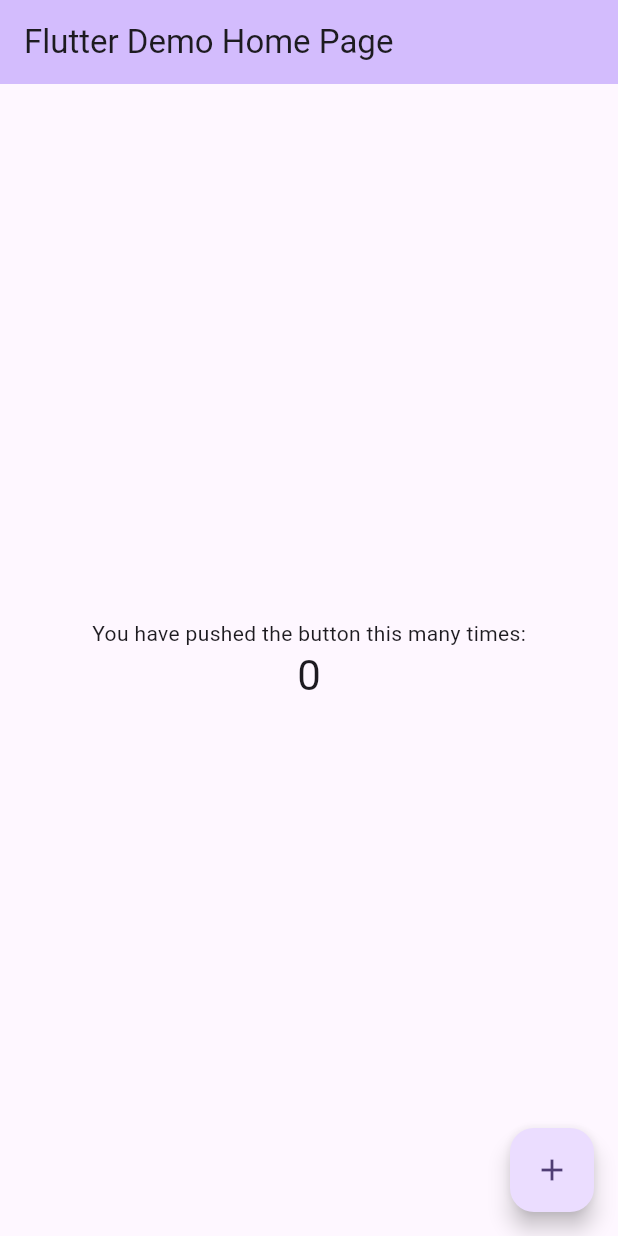
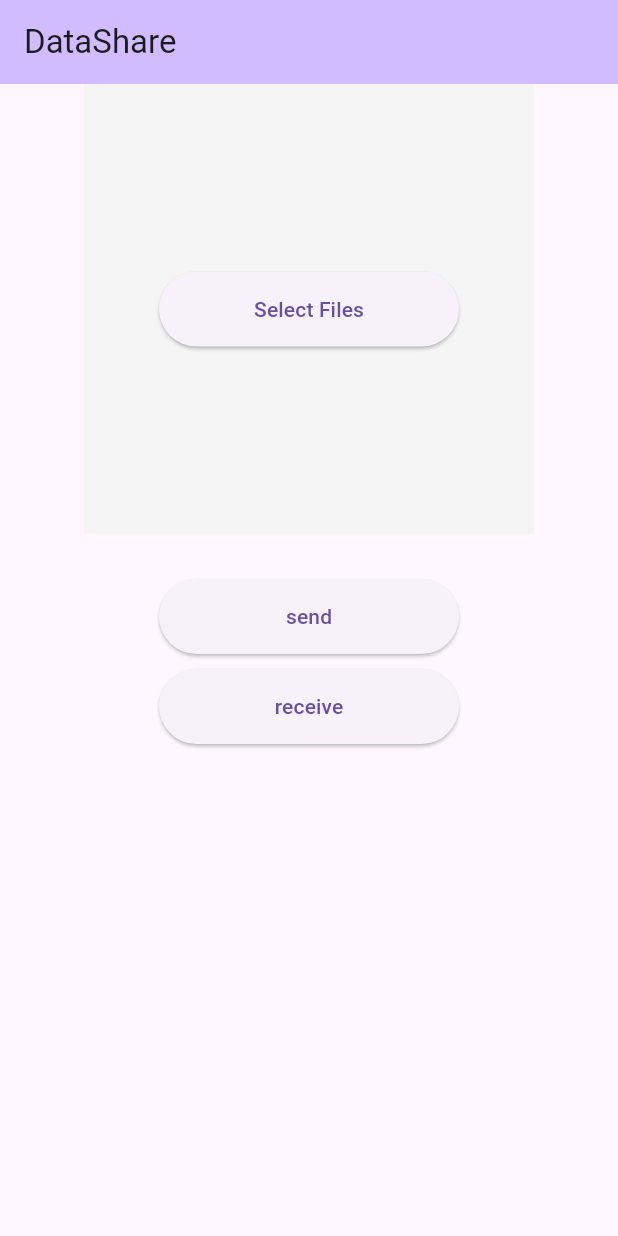
Before and after one commit to RithunrajCeiyone/NFC_DataShare, a Flutter app: the screen it shows after launch, on a phone screen of 412 x 824 dp. Run offline on Flutter 3.47's test engine with Material 3 defaults, Android fonts, the phone set to English and light mode, and no system bars.

Commit message:
added Ui

```diff
--- /dev/null
+++ b/nfc_datashare/lib/homepage/pages/home_page.dart
@@ -0,0 +1,46 @@
+import 'package:flutter/material.dart';
+import 'package:nfc_datashare/homepage/widgets/homepage_button.dart';
+
+class MyHomePage extends StatefulWidget {
+  const MyHomePage({super.key});
+
+  @override
+  State<MyHomePage> createState() => _MyHomePageState();
+}
+
+class _MyHomePageState extends State<MyHomePage> {
+  @override
+  Widget build(BuildContext context) {
+    return Scaffold(
+      appBar: AppBar(
+        backgroundColor: Theme.of(context).colorScheme.inversePrimary,
+        title: const Text("DataShare"),
+      ),
+      body: Center(
+        child: Column(
+          mainAxisAlignment: MainAxisAlignment.start,
+          children: <Widget>[
+            Container(
+              alignment: Alignment.center,
+              width: 300,
+              height: 300,
+              color: Colors.grey[100],
+              child: HomeButton(
+                onPress: () {},
+                textOnButton: "Select Files",
+              ),
+            ),
+            const SizedBox(
+              height: 30,
+            ),
+            HomeButton(onPress: () {}, textOnButton: "send"),
+            const SizedBox(
+              height: 10,
+            ),
+            HomeButton(onPress: () {}, textOnButton: "receive"),
+          ],
+        ),
+      ),
+    );
+  }
+}
--- /dev/null
+++ b/nfc_datashare/lib/homepage/widgets/homepage_button.dart
@@ -0,0 +1,19 @@
+import 'package:flutter/material.dart';
+
+class HomeButton extends StatelessWidget {
+  final String textOnButton;
+  final VoidCallback onPress;
+  const HomeButton(
+      {super.key, required this.onPress, required this.textOnButton});
+
+  @override
+  Widget build(BuildContext context) {
+    return ElevatedButton(
+      style: const ButtonStyle(
+        fixedSize: MaterialStatePropertyAll(Size(200, 50)),
+      ),
+      onPressed: onPress,
+      child: Text(textOnButton),
+    );
+  }
+}
--- a/nfc_datashare/lib/main.dart
+++ b/nfc_datashare/lib/main.dart
@@ -1,4 +1,5 @@
 import 'package:flutter/material.dart';
+import 'package:nfc_datashare/homepage/pages/home_page.dart';
 
 void main() {
   runApp(const MyApp());
@@ -7,119 +8,10 @@
 class MyApp extends StatelessWidget {
   const MyApp({super.key});
 
-  // This widget is the root of your application.
   @override
   Widget build(BuildContext context) {
-    return MaterialApp(
-      title: 'Flutter Demo',
-      theme: ThemeData(
-        // This is the theme of your application.
-        //
-        // TRY THIS: Try running your application with "flutter run". You'll see
-        // the application has a purple toolbar. Then, without quitting the app,
-        // try changing the seedColor in the colorScheme below to Colors.green
-        // and then invoke "hot reload" (save your changes or press the "hot
-        // reload" button in a Flutter-supported IDE, or press "r" if you used
-        // the command line to start the app).
-        //
-        // Notice that the counter didn't reset back to zero; the application
-        // state is not lost during the reload. To reset the state, use hot
-        // restart instead.
-        //
-        // This works for code too, not just values: Most code changes can be
-        // tested with just a hot reload.
-        colorScheme: ColorScheme.fromSeed(seedColor: Colors.deepPurple),
-        useMaterial3: true,
-      ),
-      home: const MyHomePage(title: 'Flutter Demo Home Page'),
+    return const MaterialApp(
+      home: MyHomePage(),
     );
   }
 }
-
-class MyHomePage extends StatefulWidget {
-  const MyHomePage({super.key, required this.title});
-
-  // This widget is the home page of your application. It is stateful, meaning
-  // that it has a State object (defined below) that contains fields that affect
-  // how it looks.
-
-  // This class is the configuration for the state. It holds the values (in this
-  // case the title) provided by the parent (in this case the App widget) and
-  // used by the build method of the State. Fields in a Widget subclass are
-  // always marked "final".
-
-  final String title;
-
-  @override
-  State<MyHomePage> createState() => _MyHomePageState();
-}
-
-class _MyHomePageState extends State<MyHomePage> {
-  int _counter = 0;
-
-  void _incrementCounter() {
-    setState(() {
-      // This call to setState tells the Flutter framework that something has
-      // changed in this State, which causes it to rerun the build method below
-      // so that the display can reflect the updated values. If we changed
-      // _counter without calling setState(), then the build method would not be
-      // called again, and so nothing would appear to happen.
-      _counter++;
-    });
-  }
-
-  @override
-  Widget build(BuildContext context) {
-    // This method is rerun every time setState is called, for instance as done
-    // by the _incrementCounter method above.
-    //
-    // The Flutter framework has been optimized to make rerunning build methods
-    // fast, so that you can just rebuild anything that needs updating rather
-    // than having to individually change instances of widgets.
-    return Scaffold(
-      appBar: AppBar(
-        // TRY THIS: Try changing the color here to a specific color (to
-        // Colors.amber, perhaps?) and trigger a hot reload to see the AppBar
-        // change color while the other colors stay the same.
-        backgroundColor: Theme.of(context).colorScheme.inversePrimary,
-        // Here we take the value from the MyHomePage object that was created by
-        // the App.build method, and use it to set our appbar title.
-        title: Text(widget.title),
-      ),
-      body: Center(
-        // Center is a layout widget. It takes a single child and positions it
-        // in the middle of the parent.
-        child: Column(
-          // Column is also a layout widget. It takes a list of children and
-          // arranges them vertically. By default, it sizes itself to fit its
-          // children horizontally, and tries to be as tall as its parent.
-          //
-          // Column has various properties to control how it sizes itself and
-          // how it positions its children. Here we use mainAxisAlignment to
-          // center the children vertically; the main axis here is the vertical
-          // axis because Columns are vertical (the cross axis would be
-          // horizontal).
-          //
-          // TRY THIS: Invoke "debug painting" (choose the "Toggle Debug Paint"
-          // action in the IDE, or press "p" in the console), to see the
-          // wireframe for each widget.
-          mainAxisAlignment: MainAxisAlignment.center,
-          children: <Widget>[
-            const Text(
-              'You have pushed the button this many times:',
-            ),
-            Text(
-              '$_counter',
-              style: Theme.of(context).textTheme.headlineMedium,
-            ),
-          ],
-        ),
-      ),
-      floatingActionButton: FloatingActionButton(
-        onPressed: _incrementCounter,
-        tooltip: 'Increment',
-        child: const Icon(Icons.add),
-      ), // This trailing comma makes auto-formatting nicer for build methods.
-    );
-  }
-}
```
